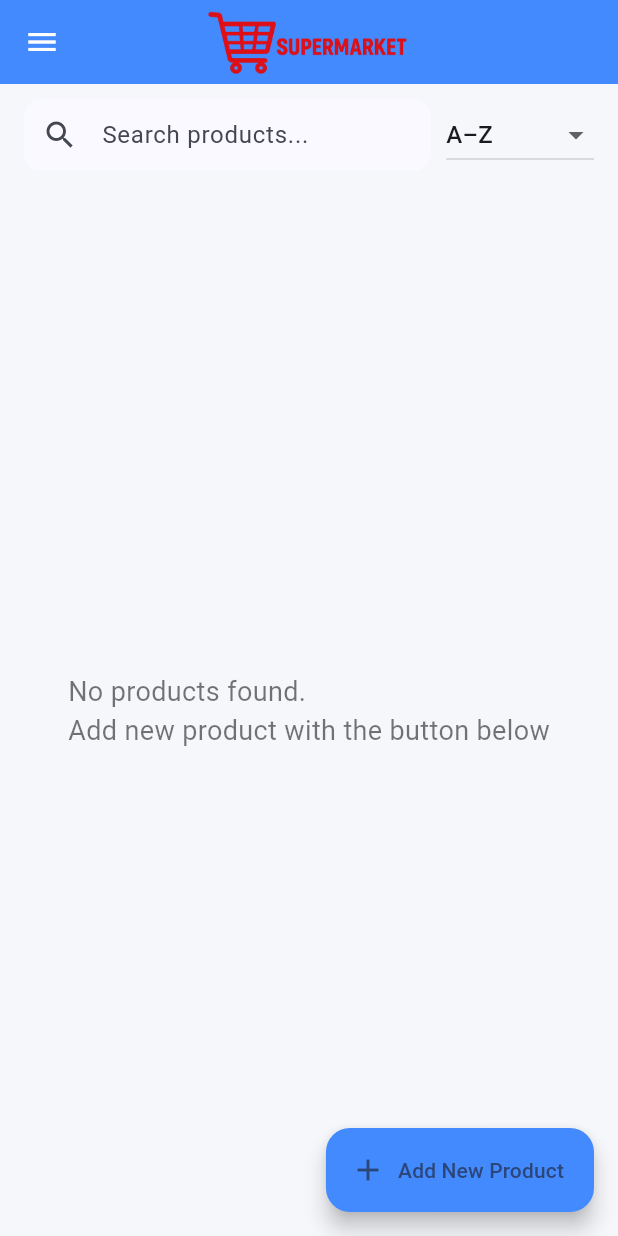
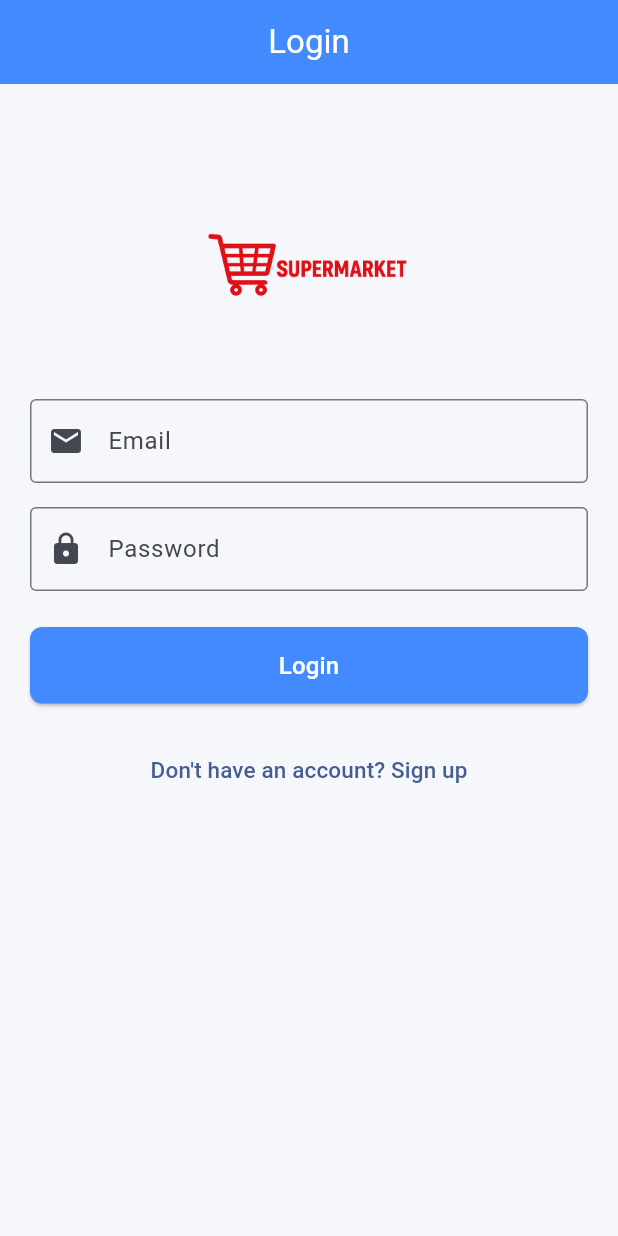
Before and after one commit to dynasteve/hng_i-mobile-stage2, a Flutter app: the screen it shows after launch, on a phone screen of 412 x 824 dp. Run offline on Flutter 3.47's test engine with Material 3 defaults, Android fonts, the phone set to English and light mode, and no system bars; our stand-ins replace image_picker, sqflite; accounts and stored records are empty.

Commit message:
Add signup, login/out feature

```diff
--- a/lib/db/database_helper.dart
+++ b/lib/db/database_helper.dart
@@ -3,6 +3,7 @@ import 'package:path/path.dart';
 import 'package:path_provider/path_provider.dart';
 import 'package:sqflite/sqflite.dart';
 import '../models/product.dart';
+import '../models/user.dart'; // ✅ NEW
 
 class DatabaseHelper {
   static final DatabaseHelper instance = DatabaseHelper._init();
@@ -10,6 +11,7 @@ class DatabaseHelper {
   DatabaseHelper._init();
 
   static const String tableProducts = 'products';
+  static const String tableUsers = 'users'; // ✅ NEW
 
   Future<Database> get database async {
     if (_database != null) return _database!;
@@ -20,23 +22,48 @@ class DatabaseHelper {
   Future<Database> _initDB(String fileName) async {
     Directory documentsDirectory = await getApplicationDocumentsDirectory();
     final dbPath = join(documentsDirectory.path, fileName);
-    return await openDatabase(dbPath, version: 1, onCreate: _createDB);
+    return await openDatabase(dbPath, version: 2, onCreate: _createDB, onUpgrade: _onUpgrade);
   }
 
   Future _createDB(Database db, int version) async {
+    // Products table
     await db.execute('''
-      CREATE TABLE products(
+      CREATE TABLE $tableProducts(
         id INTEGER PRIMARY KEY AUTOINCREMENT,
         name TEXT,
-        description TEXT,          -- ✅ added this line
+        description TEXT,
         quantity INTEGER,
         price REAL,
         imagePath TEXT
       )
-''');
+    ''');
 
+    // ✅ Users table
+    await db.execute('''
+      CREATE TABLE $tableUsers(
+        id INTEGER PRIMARY KEY AUTOINCREMENT,
+        username TEXT NOT NULL,
+        email TEXT UNIQUE NOT NULL,
+        password TEXT NOT NULL
+      )
+    ''');
   }
 
+  // ✅ Handle version upgrades (add new tables)
+  Future<void> _onUpgrade(Database db, int oldVersion, int newVersion) async {
+    if (oldVersion < 2) {
+      await db.execute('''
+        CREATE TABLE IF NOT EXISTS $tableUsers(
+          id INTEGER PRIMARY KEY AUTOINCREMENT,
+          username TEXT NOT NULL,
+          email TEXT UNIQUE NOT NULL,
+          password TEXT NOT NULL
+        )
+      ''');
+    }
+  }
+
+  // -------------------- PRODUCT CRUD --------------------
   Future<Product> createProduct(Product product) async {
     final db = await instance.database;
     final id = await db.insert(tableProducts, product.toMap());
@@ -61,6 +88,32 @@ class DatabaseHelper {
     return await db.delete(tableProducts, where: 'id = ?', whereArgs: [id]);
   }
 
+  // -------------------- USER AUTH HELPERS --------------------
+  Future<int> insertUser(User user) async {
+    final db = await instance.database;
+    return await db.insert(tableUsers, user.toMap(),
+        conflictAlgorithm: ConflictAlgorithm.replace);
+  }
+
+  Future<bool> userExists(String email) async {
+    final db = await instance.database;
+    final res = await db.query(tableUsers, where: 'email = ?', whereArgs: [email]);
+    return res.isNotEmpty;
+  }
+
+  Future<User?> getUser(String email, String password) async {
+    final db = await instance.database;
+    final res = await db.query(
+      tableUsers,
+      where: 'email = ? AND password = ?',
+      whereArgs: [email, password],
+    );
+    if (res.isNotEmpty) {
+      return User.fromMap(res.first);
+    }
+    return null;
+  }
+
   Future close() async {
     final db = await instance.database;
     db.close();
--- a/lib/main.dart
+++ b/lib/main.dart
@@ -2,7 +2,10 @@ import 'package:flutter/material.dart';
 import 'package:provider/provider.dart';
 import 'providers/product_provider.dart';
 import 'providers/theme_provider.dart';
+import 'providers/auth_provider.dart';
 import 'screens/home_screen.dart';
+import 'screens/login_screen.dart';
+import 'screens/signup_screen.dart';
 
 void main() {
   runApp(const StorekeeperApp());
@@ -17,6 +20,7 @@ class StorekeeperApp extends StatelessWidget {
       providers: [
         ChangeNotifierProvider(create: (_) => ProductProvider()),
         ChangeNotifierProvider(create: (_) => ThemeProvider()),
+        ChangeNotifierProvider(create: (_) => AuthProvider()),
       ],
       child: Consumer<ThemeProvider>(
         builder: (context, themeProvider, _) {
@@ -43,7 +47,12 @@ class StorekeeperApp extends StatelessWidget {
               colorSchemeSeed: Colors.blueAccent,
               brightness: Brightness.dark,
             ),
-            home: const HomeScreen(),
+            initialRoute: '/login',
+            routes: {
+              '/login': (_) => const LoginScreen(),
+              '/signup': (_) => const SignupScreen(),
+              '/home': (_) => const HomeScreen(),
+            },
           );
         },
       ),
@@ -51,7 +60,7 @@ class StorekeeperApp extends StatelessWidget {
   }
 }
 
-/// Use this helper whenever you want a consistently styled card:
+/// Helper for consistent card style
 Card buildStyledCard({required Widget child, EdgeInsetsGeometry? margin}) {
   return Card(
     margin: margin ?? const EdgeInsets.symmetric(horizontal: 12, vertical: 6),
--- /dev/null
+++ b/lib/models/user.dart
@@ -0,0 +1,31 @@
+class User {
+  int? id;
+  String username;
+  String email;
+  String password;
+
+  User({
+    this.id,
+    required this.username,
+    required this.email,
+    required this.password,
+  });
+
+  Map<String, dynamic> toMap() {
+    return {
+      'id': id,
+      'username': username,
+      'email': email,
+      'password': password,
+    };
+  }
+
+  factory User.fromMap(Map<String, dynamic> map) {
+    return User(
+      id: map['id'],
+      username: map['username'],
+      email: map['email'],
+      password: map['password'],
+    );
+  }
+}
--- /dev/null
+++ b/lib/providers/auth_provider.dart
@@ -0,0 +1,41 @@
+import 'package:flutter/material.dart';
+import '../db/database_helper.dart';
+import '../models/user.dart';
+
+class AuthProvider with ChangeNotifier {
+  User? _currentUser;
+  final DatabaseHelper _dbHelper = DatabaseHelper.instance;
+
+  User? get currentUser => _currentUser;
+  bool get isLoggedIn => _currentUser != null;
+
+  // Signup method
+  Future<String?> signUp(String username, String email, String password) async {
+    final exists = await _dbHelper.userExists(email);
+    if (exists) {
+      return "User with this email already exists.";
+    }
+
+    final user = User(username: username, email: email, password: password);
+    await _dbHelper.insertUser(user);
+    _currentUser = user;
+    notifyListeners();
+    return null; // means success
+  }
+
+  // Login method
+  Future<User?> login(String email, String password) async {
+  final user = await _dbHelper.getUser(email, password);
+  if (user != null) {
+    _currentUser = user;
+    notifyListeners();
+  }
+  return user; // returns User if login succeeds, null if fails
+}
+
+  // Logout
+  void logout() {
+    _currentUser = null;
+    notifyListeners();
+  }
+}
--- a/lib/screens/home_screen.dart
+++ b/lib/screens/home_screen.dart
@@ -5,6 +5,7 @@ import '../providers/product_provider.dart';
 import '../providers/theme_provider.dart';
 import 'add_edit_product_screen.dart';
 import '../models/product.dart';
+import '../providers/auth_provider.dart';
 
 class HomeScreen extends StatefulWidget {
   const HomeScreen({super.key});
@@ -51,9 +52,8 @@ class _HomeScreenState extends State<HomeScreen> {
     final themeProvider = Provider.of<ThemeProvider>(context);
 
     List<Product> products = productProvider.products
-        .where((p) => p.name
-            .toLowerCase()
-            .contains(_searchQuery.toLowerCase().trim()))
+        .where((p) =>
+            p.name.toLowerCase().contains(_searchQuery.toLowerCase().trim()))
         .toList();
 
     products = _getSortedProducts(products);
@@ -71,37 +71,44 @@ class _HomeScreenState extends State<HomeScreen> {
       drawer: Drawer(
         child: SafeArea(
           child: Column(
-            crossAxisAlignment: CrossAxisAlignment.start,
+            crossAxisAlignment: CrossAxisAlignment.stretch,
             children: [
-              Center(
-                child: Padding(
-                  padding: const EdgeInsets.symmetric(vertical: 20),
-                  child: Image.asset(
-                    'assets/supermarket_logo.png',
-                    height: 100,
+              DrawerHeader(
+                decoration: BoxDecoration(
+                  color: Colors.blueAccent,
+                ),
+                child: Center(
+                  child: Text(
+                    'Storekeeper App',
+                    style: TextStyle(
+                      color: Colors.white,
+                      fontSize: 24,
+                      fontWeight: FontWeight.bold,
+                    ),
                   ),
                 ),
               ),
+              ListTile(
+                leading: const Icon(Icons.home),
+                title: const Text('Home'),
+                onTap: () {
+                  Navigator.pop(context); // Close drawer
+                },
+              ),
               const Divider(),
               ListTile(
-                leading: const Icon(Icons.dark_mode),
-                title: const Text('Dark Mode'),
-                trailing: Switch(
-                  value: themeProvider.isDarkMode,
-                  onChanged: (_) => themeProvider.toggleTheme(),
-                ),
-              ),
-              const Spacer(),
-              Padding(
-                padding: const EdgeInsets.all(16.0),
-                child: ElevatedButton.icon(
-                  onPressed: () => Navigator.pop(context),
-                  icon: const Icon(Icons.close),
-                  label: const Text('Close'),
-                  style: ElevatedButton.styleFrom(
-                    minimumSize: const Size(double.infinity, 48),
-                  ),
-                ),
+                leading: const Icon(Icons.logout),
+                title: const Text('Logout'),
+                onTap: () {
+                  // Logout via AuthProvider
+                  final authProvider =
+                      Provider.of<AuthProvider>(context, listen: false);
+                  authProvider.logout();
+
+                  // Navigate to LoginScreen and remove all previous routes
+                  Navigator.pushNamedAndRemoveUntil(
+                      context, '/login', (route) => false);
+                },
               ),
             ],
           ),
@@ -111,8 +118,7 @@ class _HomeScreenState extends State<HomeScreen> {
         child: Column(
           children: [
             Padding(
-              padding:
-                  const EdgeInsets.symmetric(horizontal: 16, vertical: 10),
+              padding: const EdgeInsets.symmetric(horizontal: 16, vertical: 10),
               child: Row(
                 children: [
                   Expanded(
--- /dev/null
+++ b/lib/screens/login_screen.dart
@@ -0,0 +1,149 @@
+import 'package:flutter/material.dart';
+import 'package:provider/provider.dart';
+import '../providers/auth_provider.dart';
+import '../models/user.dart';
+import 'home_screen.dart';
+import 'signup_screen.dart';
+
+class LoginScreen extends StatefulWidget {
+  const LoginScreen({super.key});
+
+  @override
+  State<LoginScreen> createState() => _LoginScreenState();
+}
+
+class _LoginScreenState extends State<LoginScreen> {
+  final _formKey = GlobalKey<FormState>();
+  final _emailController = TextEditingController();
+  final _passwordController = TextEditingController();
+  bool _isLoading = false;
+
+  @override
+  void dispose() {
+    _emailController.dispose();
+    _passwordController.dispose();
+    super.dispose();
+  }
+
+  Future<void> _login() async {
+    if (!_formKey.currentState!.validate()) return;
+
+    setState(() => _isLoading = true);
+    final authProvider = Provider.of<AuthProvider>(context, listen: false);
+
+    final email = _emailController.text.trim();
+    final password = _passwordController.text.trim();
+
+   final User? user = await authProvider.login(email, password);
+if (user != null) {
+  ScaffoldMessenger.of(context).showSnackBar(
+    SnackBar(content: Text('Welcome back, ${user.username}!')),
+  );
+  Navigator.pushReplacement(
+    context,
+    MaterialPageRoute(builder: (_) => const HomeScreen()),
+  );
+} else {
+  ScaffoldMessenger.of(context).showSnackBar(
+    const SnackBar(content: Text('Invalid email or password.')),
+  );
+}
+  }
+
+  @override
+  Widget build(BuildContext context) {
+    return Scaffold(
+      appBar: AppBar(
+        title: const Text('Login'),
+        centerTitle: true,
+      ),
+      body: SafeArea(
+        child: Padding(
+          padding: const EdgeInsets.all(20.0),
+          child: Form(
+            key: _formKey,
+            child: ListView(
+              children: [
+                const SizedBox(height: 40),
+                Center(
+                  child: Image.asset(
+                    'assets/supermarket_logo.png',
+                    height: 120,
+                  ),
+                ),
+                const SizedBox(height: 30),
+                TextFormField(
+                  controller: _emailController,
+                  decoration: const InputDecoration(
+                    labelText: 'Email',
+                    prefixIcon: Icon(Icons.email),
+                    border: OutlineInputBorder(),
+                  ),
+                  validator: (value) {
+                    if (value == null || value.isEmpty) {
+                      return 'Enter your email';
+                    }
+                    if (!value.contains('@')) {
+                      return 'Enter a valid email address';
+                    }
+                    return null;
+                  },
+                ),
+                const SizedBox(height: 16),
+                TextFormField(
+                  controller: _passwordController,
+                  obscureText: true,
+                  decoration: const InputDecoration(
+                    labelText: 'Password',
+                    prefixIcon: Icon(Icons.lock),
+                    border: OutlineInputBorder(),
+                  ),
+                  validator: (value) {
+                    if (value == null || value.isEmpty) {
+                      return 'Enter your password';
+                    }
+                    return null;
+                  },
+                ),
+                const SizedBox(height: 24),
+                _isLoading
+                    ? const Center(child: CircularProgressIndicator())
+                    : ElevatedButton(
+                        onPressed: _login,
+                        style: ElevatedButton.styleFrom(
+                          backgroundColor: Colors.blueAccent,
+                          foregroundColor: Colors.white,
+                          padding: const EdgeInsets.symmetric(vertical: 14),
+                          shape: RoundedRectangleBorder(
+                            borderRadius: BorderRadius.circular(8),
+                          ),
+                        ),
+                        child: const Text(
+                          'Login',
+                          style: TextStyle(fontSize: 16),
+                        ),
+                      ),
+                const SizedBox(height: 20),
+                Center(
+                  child: TextButton(
+                    onPressed: () {
+                      Navigator.pushReplacement(
+                        context,
+                        MaterialPageRoute(
+                            builder: (_) => const SignupScreen()),
+                      );
+                    },
+                    child: const Text(
+                      "Don't have an account? Sign up",
+                      style: TextStyle(fontSize: 15),
+                    ),
+                  ),
+                ),
+              ],
+            ),
+          ),
+        ),
+      ),
+    );
+  }
+}
```
Also changed, not shown: lib/screens/signup_screen.dart (added, +172 -0 lines).
